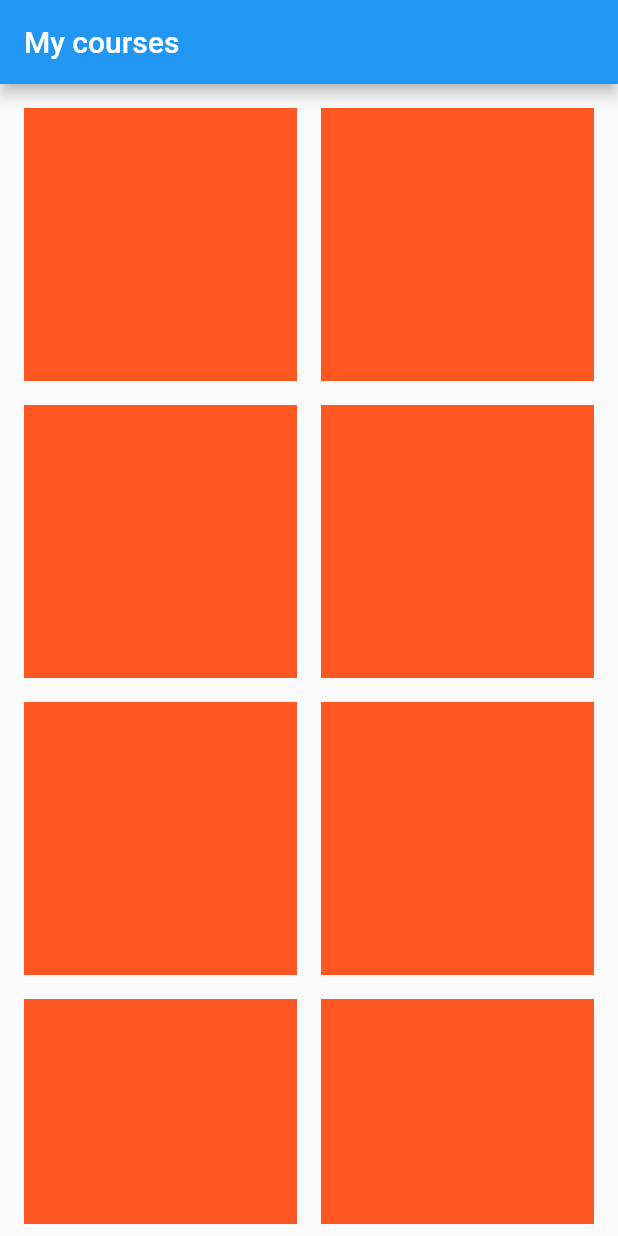
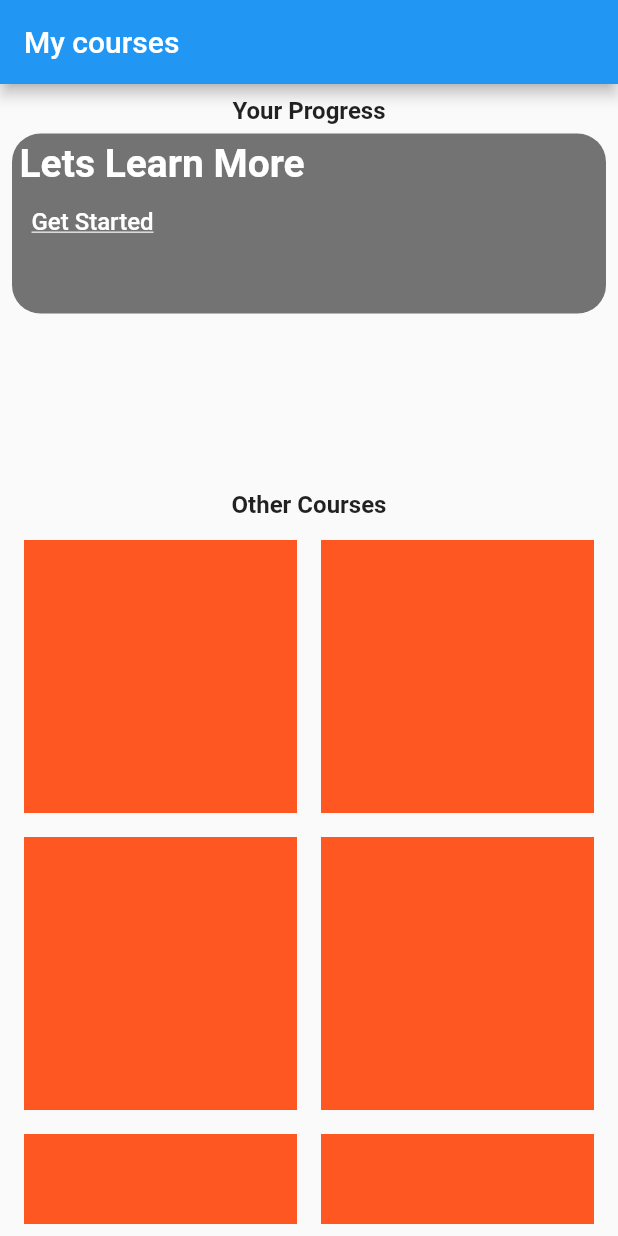
Before and after one commit to Webtonics/skilloom, a Flutter app: the Courses screen opened directly, on a phone screen of 412 x 824 dp. Run offline on Flutter 3.47's test engine with Material 2 defaults, Android fonts, the phone set to English and light mode, and no system bars; our stand-ins replace cloud_firestore, firebase_auth, firebase_core, firebase_storage, google_fonts, image_picker and 1 more; accounts and stored records are empty; network calls fail.

Commit message:
debugging nullcheck progress and more ui help UI

```diff
--- /dev/null
+++ b/lib/constants/urls/myinfo.dart
@@ -0,0 +1,6 @@
+//  const uri = Uri.parse("https://flutter.io");
+// if (await canLaunchUrl(uri)){
+//     await launchUrl(uri);
+// } else {
+//     // can't launch url
+// }
--- a/lib/views/app_screen/courses.dart
+++ b/lib/views/app_screen/courses.dart
@@ -1,5 +1,7 @@
 import 'package:flutter/material.dart';
 import 'package:lottie/lottie.dart';
+import 'package:skilloom/constants/spacing.dart';
+import 'package:skilloom/widget/carosel_baner.dart';
 
 class Courses extends StatefulWidget {
   const Courses({super.key});
@@ -19,9 +21,60 @@ class _CoursesState extends State<Courses> {
         padding: const EdgeInsets.all(8.0),
         child: Column(
           children: [
+            const Text(
+              "Your Progress",
+              style: TextStyle(fontSize: 16, fontWeight: FontWeight.w600),
+            ),
+            spacingH,
             Expanded(
+              flex: 2,
+              child: ListView(children: [
+                Container(
+                    height: 120,
+                    padding: const EdgeInsets.all(5),
+                    decoration: BoxDecoration(
+                      borderRadius: BorderRadius.circular(19),
+                      // color: Colors.greenAccent,
+                      color: Colors.black54,
+                    ),
+                    child: Row(children: [
+                      //image
+                      Column(
+                        crossAxisAlignment: CrossAxisAlignment.start,
+                        mainAxisAlignment: MainAxisAlignment.start,
+                        children: [
+                          const Text(
+                            "Lets Learn More",
+                            style: TextStyle(
+                              color: Colors.white,
+                              fontWeight: FontWeight.bold,
+                              fontSize: 26,
+                            ),
+                          ),
+                          TextButton(
+                              onPressed: () {},
+                              child: const Text(
+                                "Get Started",
+                                style: TextStyle(
+                                    color: Colors.white,
+                                    fontSize: 16,
+                                    decoration: TextDecoration.underline),
+                              ))
+                        ],
+                      ),
+                    ]))
+              ]),
+            ),
+            spacingH,
+            const Text(
+              "Other Courses",
+              style: TextStyle(fontSize: 16, fontWeight: FontWeight.w600),
+            ),
+            spacingH,
+            Expanded(
+              flex: 4,
               child: AspectRatio(
-                aspectRatio: 4,
+                aspectRatio: 5,
                 child: SizedBox(
                   width: double.infinity,
                   child: GridView.builder(
--- a/pubspec.yaml
+++ b/pubspec.yaml
@@ -46,6 +46,7 @@ dependencies:
   provider: ^6.0.5
   google_fonts: ^4.0.4
   lottie:
+  url_launcher: ^6.1.11
 
 dev_dependencies:
   flutter_test:
```
Also changed, not shown: lib/utils/elevated_buttons.dart (added, +26 -0 lines), lib/utils/textfiels.dart (added, +29 -0 lines), lib/views/app_screen/help.dart (+24 -7 lines), lib/views/app_screen/settings.dart (+26 -4 lines), pubspec.lock, 5 other files.
